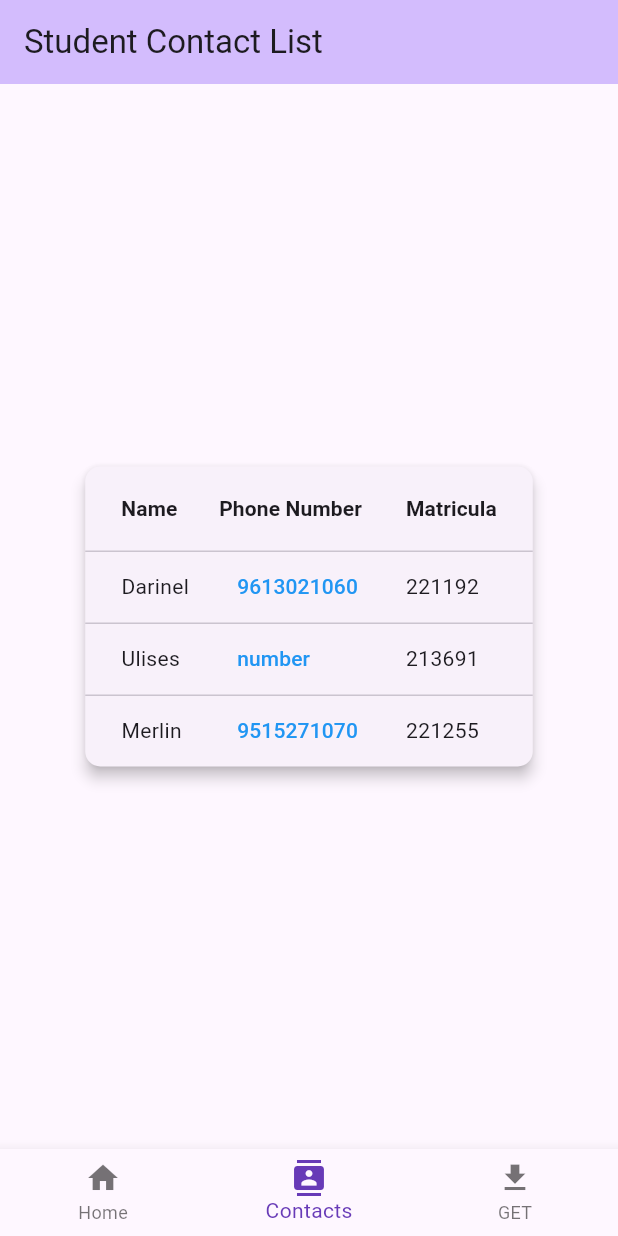
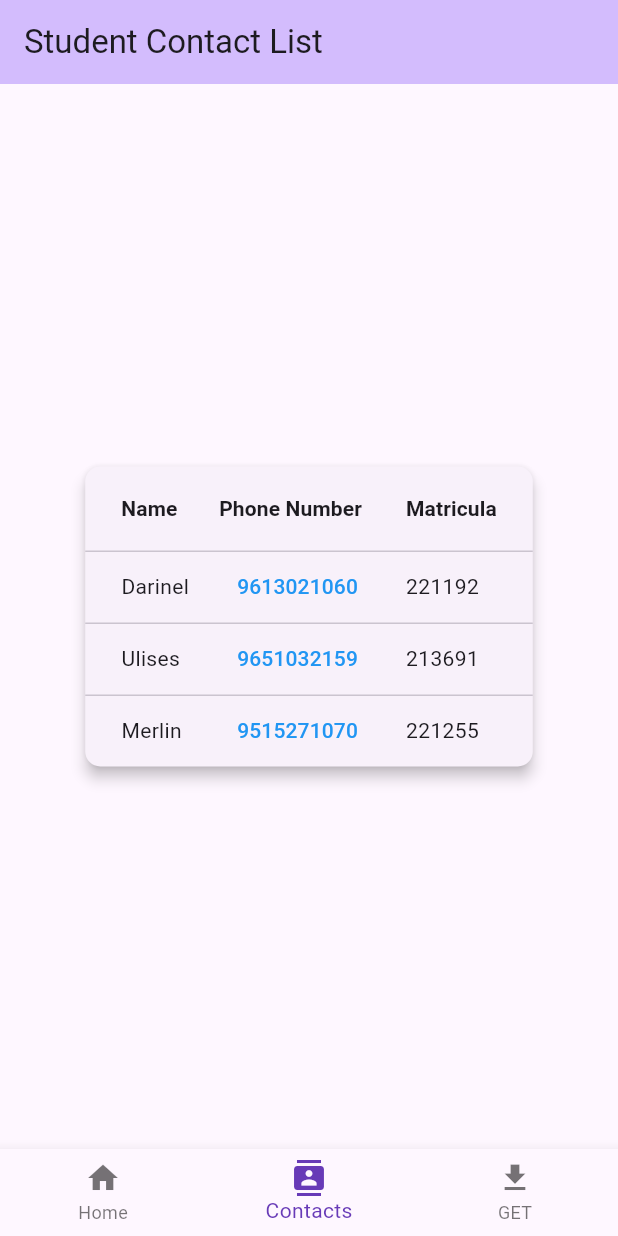
Before and after one commit to EduardoVH/phone-app, a Flutter app: the screen it shows after launch, item 2 of the bottom bar chosen, on a phone screen of 412 x 824 dp. Run offline on Flutter 3.47's test engine with Material 3 defaults, Android fonts, the phone set to English and light mode, and no system bars; network calls fail.

Commit message:
add number Galvez

```diff
--- a/lib/main.dart
+++ b/lib/main.dart
@@ -132,7 +132,7 @@ class StudentTableScreen extends StatelessWidget {
                 ],
                 rows: [
                   _buildDataRow('Darinel', '9613021060', '221192'),
-                  _buildDataRow('Ulises', 'number', '213691'),
+                  _buildDataRow('Ulises', '9651032159', '213691'),
                   _buildDataRow('Merlin', '9515271070', '221255'),
                 ],
               ),
```
